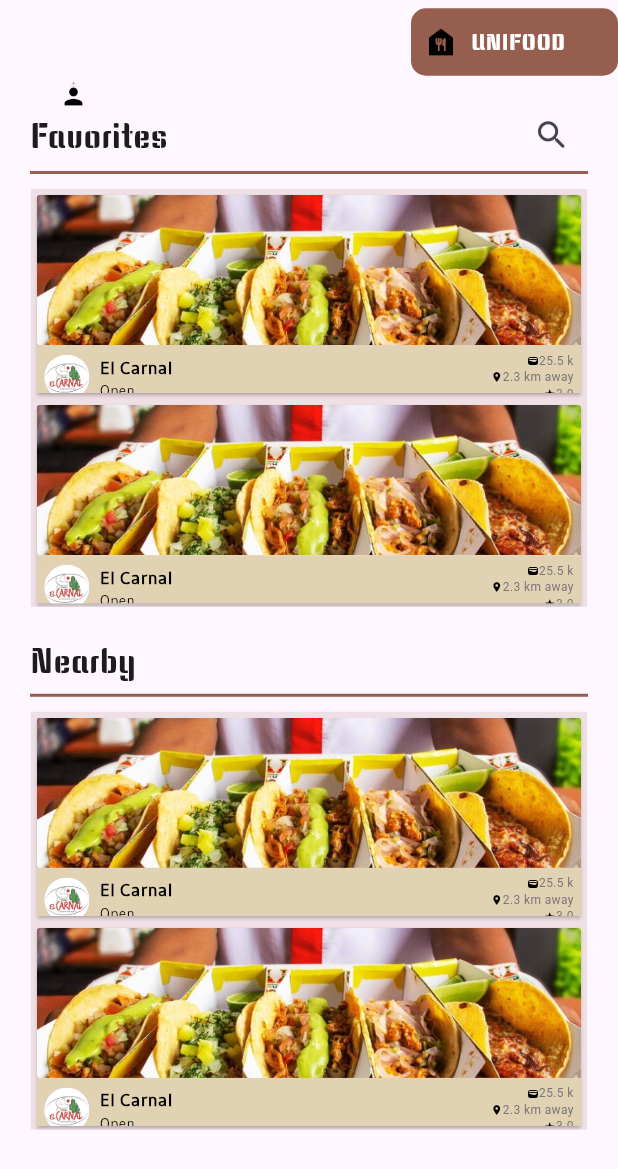
After one commit to ISIS3510-202401-Team31/Flutter, a Flutter app: the Restaurants screen opened directly, on a phone screen of 412 x 824 dp. The commit adds this screen. Shown: the top 1169 px of the screen. Run offline on Flutter 3.47's test engine with Material 3 defaults, Android fonts, the phone set to English and light mode, and no system bars; our stand-ins replace firebase_core; accounts and stored records are empty.

Commit message:
Restaurant dashboard view added

```diff
--- a/unifood/lib/features/auth/views/landing.dart
+++ b/unifood/lib/features/auth/views/landing.dart
@@ -21,12 +21,12 @@ class Landing extends StatelessWidget {
               const SizedBox(
                 height: 100,
               ),
-              Text(
+              const Text(
                 'UNIFOOD',
                 style: TextStyle(
                     fontFamily: 'KeaniaOne', fontSize: 50, color: Colors.white),
               ),
-              Text(
+              const Text(
                 'It´s all here',
                 style: TextStyle(
                     fontFamily: 'Katibeh', fontSize: 40, color: Colors.white),
--- a/unifood/lib/features/auth/views/login.dart
+++ b/unifood/lib/features/auth/views/login.dart
@@ -43,7 +43,7 @@ class Login extends StatelessWidget {
         ],
         flexibleSpace: Container(
           alignment: Alignment.centerLeft,
-          margin: const EdgeInsets.only(left: 16, top: 50),
+          margin: const EdgeInsets.only(left: 16, top: 55),
           child: CustomCircledButton(
             onPressed: () {
               Navigator.pushNamed(context, '/landing');
@@ -107,7 +107,7 @@ class Login extends StatelessWidget {
                   const SizedBox(height: 40),
                   CustomButton(
                     onPressed: () {
-                      Navigator.pushNamed(context, '/homepage');
+                      Navigator.pushNamed(context, '/restaurants');
                     },
                     text: 'Login',
                     width: 151,
--- a/unifood/lib/features/auth/views/signup.dart
+++ b/unifood/lib/features/auth/views/signup.dart
@@ -43,7 +43,7 @@ class Signup extends StatelessWidget {
         ],
         flexibleSpace: Container(
           alignment: Alignment.centerLeft,
-          margin: const EdgeInsets.only(left: 16, top: 50),
+          margin: const EdgeInsets.only(left: 16, top: 55),
           child: CustomCircledButton(
             onPressed: () {
               Navigator.pushNamed(context, '/landing');
--- /dev/null
+++ b/unifood/lib/features/restaurants/views/restaurants.dart
@@ -0,0 +1,177 @@
+import 'package:flutter/material.dart';
+import 'package:unifood/widgets/custom_circled_button.dart';
+import 'package:unifood/widgets/custom_restaurant.dart';
+
+class Restaurants extends StatelessWidget {
+  const Restaurants({super.key});
+
+  @override
+  Widget build(BuildContext context) {
+    double screenWidth = MediaQuery.of(context).size.width;
+    double screenHeight = MediaQuery.of(context).size.height;
+    final List<Map<String, dynamic>> restaurants = [
+      {
+        'imageUrl': 'assets/images/elcarnal_image.jpg',
+        'logoUrl': 'assets/images/elcarnal_logo.jpeg',
+        'name': 'El Carnal',
+        'isOpen': true,
+        'distance': 2.3,
+        'rating': 3.0,
+        'avgPrice': 25.500,
+      },
+      {
+        'imageUrl': 'assets/images/elcarnal_image.jpg',
+        'logoUrl': 'assets/images/elcarnal_logo.jpeg',
+        'name': 'El Carnal',
+        'isOpen': true,
+        'distance': 2.3,
+        'rating': 3.0,
+        'avgPrice': 25.500,
+      },
+      {
+        'imageUrl': 'assets/images/elcarnal_image.jpg',
+        'logoUrl': 'assets/images/elcarnal_logo.jpeg',
+        'name': 'El Carnal',
+        'isOpen': true,
+        'distance': 2.3,
+        'rating': 3.0,
+        'avgPrice': 25.500,
+      },
+    ];
+
+    return Scaffold(
+        appBar: AppBar(
+          automaticallyImplyLeading: false,
+          backgroundColor: Colors.transparent,
+          elevation: 0,
+          actions: [
+            Container(
+              margin: const EdgeInsets.only(right: 0),
+              child: Container(
+                padding: const EdgeInsets.only(left: 8),
+                height: 45,
+                width: 138,
+                decoration: BoxDecoration(
+                  borderRadius: BorderRadius.circular(10),
+                  color: const Color(0xFF965E4E),
+                ),
+                child: const Row(
+                  mainAxisAlignment: MainAxisAlignment.start,
+                  children: [
+                    Icon(Icons.food_bank, color: Colors.black),
+                    SizedBox(width: 8),
+                    Text(
+                      'UNIFOOD',
+                      style: TextStyle(
+                          color: Colors.white,
+                          fontFamily: 'KeaniaOne',
+                          fontSize: 15),
+                    ),
+                  ],
+                ),
+              ),
+            ),
+          ],
+          flexibleSpace: Container(
+            alignment: Alignment.centerLeft,
+            margin: const EdgeInsets.only(left: 16, top: 55),
+            child: CustomCircledButton(
+              onPressed: () {
+                Navigator.pushNamed(context, '/profile');
+              },
+              diameter: 36,
+              icon: const Icon(
+                Icons.person,
+                color: Colors.black,
+              ),
+              buttonColor: const Color(0xFF965E4E),
+            ),
+          ),
+        ),
+        body: Padding(
+          padding: const EdgeInsets.only(top: 10.0, left: 20, right: 20),
+          child: Column(
+            children: [
+              Row(
+                mainAxisAlignment: MainAxisAlignment.spaceBetween,
+                children: [
+                  const Text(
+                    'Favorites',
+                    style: TextStyle(fontFamily: 'KeaniaOne', fontSize: 22),
+                  ),
+                  IconButton(
+                      onPressed: () {
+                        Navigator.pushNamed(context, '/restaurant_search');
+                      },
+                      icon: const Icon(
+                        Icons.search_rounded,
+                        size: 25,
+                      ))
+                ],
+              ),
+              Container(
+                padding: const EdgeInsets.only(left: 50, right: 10),
+                height: 2,
+                color: const Color(0xFF965E4E),
+              ),
+              const SizedBox(height: 10),
+              Container(
+                color: const Color(0xFF965E4E).withOpacity(0.15),
+                height: screenHeight * 0.338,
+                child: SingleChildScrollView(
+                  child: Column(
+                    children: restaurants.map((restaurant) {
+                      return CustomRestaurant(
+                          imageUrl: restaurant['imageUrl'],
+                          logoUrl: restaurant['logoUrl'],
+                          name: restaurant['name'],
+                          isOpen: restaurant['isOpen'],
+                          distance: restaurant['distance'],
+                          rating: restaurant['rating'],
+                          avgPrice: restaurant['avgPrice']);
+                    }).toList(),
+                  ),
+                ),
+              ),
+              const SizedBox(height: 20),
+              const Row(
+                mainAxisAlignment: MainAxisAlignment.start,
+                children: [
+                  Padding(
+                    padding: EdgeInsets.only(bottom: 7),
+                    child: Text(
+                      'Nearby',
+                      style: TextStyle(fontFamily: 'KeaniaOne', fontSize: 22),
+                    ),
+                  ),
+                ],
+              ),
+              Container(
+                padding: const EdgeInsets.only(left: 50, right: 10),
+                height: 2,
+                color: const Color(0xFF965E4E),
+              ),
+              const SizedBox(height: 10),
+              Container(
+                height: screenHeight * 0.338,
+                color: const Color(0xFF965E4E).withOpacity(0.15),
+                child: SingleChildScrollView(
+                  child: Column(
+                    children: restaurants.map((restaurant) {
+                      return CustomRestaurant(
+                          imageUrl: restaurant['imageUrl'],
+                          logoUrl: restaurant['logoUrl'],
+                          name: restaurant['name'],
+                          isOpen: restaurant['isOpen'],
+                          distance: restaurant['distance'],
+                          rating: restaurant['rating'],
+                          avgPrice: restaurant['avgPrice']);
+                    }).toList(),
+                  ),
+                ),
+              ),
+            ],
+          ),
+        ));
+  }
+}
--- a/unifood/lib/features/restaurants_filtered/views/search_view.dart
+++ b/unifood/lib/features/restaurants_filtered/views/search_view.dart
@@ -36,7 +36,7 @@ class _SearchViewState extends State<SearchView> {
         searchController: _searchController,
         onSearchChanged: _performSearch,
         onBackButtonPressed: () {
-          Navigator.pushNamed(context, '/landing');
+          Navigator.pushNamed(context, '/restaurants');
         },
       ),
       body: Padding(
@@ -86,7 +86,7 @@ class _SearchViewState extends State<SearchView> {
       itemBuilder: (context, index) {
         return RestaurantCard(
           name: restaurantsToShow[index],
-          logo: 'assets/images/restaurant_logo1.jpg',
+          logo: 'assets/images/.jpg',
           state: 'Abierto',
         );
       },
--- a/unifood/lib/features/restaurants_filtered/widgets/restaurant_card.dart
+++ b/unifood/lib/features/restaurants_filtered/widgets/restaurant_card.dart
@@ -36,7 +36,7 @@ class RestaurantCard extends StatelessWidget {
                   ),
                   child: const CircleAvatar(
                     radius: 30,
-                    backgroundImage: AssetImage('assets/elcarnal_logo.jpeg'),
+                    backgroundImage: AssetImage('assets/images/elcarnal_logo.jpeg'),
                   ),
                 ),
                 const SizedBox(width: 20),
--- a/unifood/lib/features/restaurants_filtered/widgets/restaurant_logo.dart
+++ b/unifood/lib/features/restaurants_filtered/widgets/restaurant_logo.dart
@@ -24,7 +24,7 @@ class RestaurantLogo extends StatelessWidget {
           ),
           child: const CircleAvatar(
             radius: 30,
-            backgroundImage: AssetImage('assets/elcarnal_logo.jpeg'),
+            backgroundImage: AssetImage('assets/images/elcarnal_logo.jpeg'),
           ),
         );
   }
--- a/unifood/lib/routes.dart
+++ b/unifood/lib/routes.dart
@@ -4,6 +4,7 @@ import 'package:unifood/features/auth/views/login.dart';
 import 'package:unifood/features/auth/views/signup.dart';
 import 'package:unifood/features/profile/views/profile.dart';
 import 'package:unifood/features/restaurant_detail/views/restaurant_detail.dart';
+import 'package:unifood/features/restaurants/views/restaurants.dart';
 import 'package:unifood/features/restaurants_filtered/views/search_view.dart';
 import 'package:unifood/features/preferences/views/preferences.dart';
 
@@ -24,6 +25,8 @@ class Routes {
         return MaterialPageRoute(builder: (_) => const SearchView());
       case '/preferences': // Define la ruta para las preferencias del usuario
         return MaterialPageRoute(builder: (_) => const Preferences());
+      case '/restaurants': // Define la ruta para los restaurantes
+        return MaterialPageRoute(builder: (_) => const Restaurants());
       default:
         return MaterialPageRoute(builder: (_) => const Landing());
     }
--- a/unifood/lib/widgets/custom_circled_button.dart
+++ b/unifood/lib/widgets/custom_circled_button.dart
@@ -7,7 +7,8 @@ class CustomCircledButton extends StatelessWidget {
   final Color buttonColor;
 
   const CustomCircledButton(
-      {super.key, required this.onPressed,
+      {super.key,
+      required this.onPressed,
       required this.diameter,
       required this.icon,
       required this.buttonColor});
--- a/unifood/lib/widgets/custom_restaurant.dart
+++ b/unifood/lib/widgets/custom_restaurant.dart
@@ -9,25 +9,31 @@ class CustomRestaurant extends StatelessWidget {
   final double rating;
   final double avgPrice;
 
-  const CustomRestaurant(
-      {super.key, required this.imageUrl,
-      required this.logoUrl,
-      required this.name,
-      required this.isOpen,
-      required this.distance,
-      required this.rating,
-      required this.avgPrice});
+  const CustomRestaurant({
+    super.key,
+    required this.imageUrl,
+    required this.logoUrl,
+    required this.name,
+    required this.isOpen,
+    required this.distance,
+    required this.rating,
+    required this.avgPrice,
+  });
 
   @override
   Widget build(BuildContext context) {
+    // Obtenemos el ancho de la pantalla con MediaQuery
+    double screenWidth = MediaQuery.of(context).size.width;
+    double screenHeight = MediaQuery.of(context).size.height;
+
     return InkWell(
       onTap: () {
-        //Lógica para cuando se presione
+        Navigator.pushNamed(context, '/restaurant_detail');
         print('Card presionado!');
       },
       child: SizedBox(
-        width: 335,
-        height: 155,
+        width: screenWidth * 0.9,
+        height: screenHeight * 0.17,
         child: Card(
           clipBehavior: Clip.antiAlias,
           shape: RoundedRectangleBorder(
@@ -44,9 +50,6 @@ class CustomRestaurant extends StatelessWidget {
                     height: 100.0,
                     fit: BoxFit.cover,
                   ),
-                  Container(
-                    height: 100,
-                  ),
                 ],
               ),
               Container(
@@ -60,7 +63,7 @@ class CustomRestaurant extends StatelessWidget {
                         children: [
                           CircleAvatar(
                             radius: 15,
-                            backgroundImage: NetworkImage(logoUrl),
+                            backgroundImage: AssetImage(logoUrl),
                           ),
                           const SizedBox(width: 7),
                           Column(
@@ -144,21 +147,6 @@ class CustomRestaurant extends StatelessWidget {
                   ),
                 ),
               ),
-              // Agrega un Container para la sombra en la parte inferior
-              Container(
-                height: 4, // Altura de la sombra
-                decoration: BoxDecoration(
-                  gradient: LinearGradient(
-                    begin: Alignment.topCenter,
-                    end: Alignment.bottomCenter,
-                    colors: [
-                      Colors.black.withOpacity(0.2),
-                      Colors.black.withOpacity(0.1),
-                      Colors.black.withOpacity(0.05),
-                    ],
-                  ),
-                ),
-              ),
             ],
           ),
         ),
--- a/unifood/lib/widgets/custom_textformfield.dart
+++ b/unifood/lib/widgets/custom_textformfield.dart
@@ -23,7 +23,7 @@ class CustomTextFormField extends StatelessWidget {
           labelText: labelText,
           hintText: hintText,
           prefixIcon: icon,
-          border: UnderlineInputBorder(), // Usa UnderlineInputBorder aquí
+          border: const UnderlineInputBorder(), // Usa UnderlineInputBorder aquí
           focusedBorder: UnderlineInputBorder(
             borderSide: BorderSide(color: Theme.of(context).primaryColor),
           ),
```
Also changed, not shown: unifood/lib/features/preferences/views/preferences.dart (+4 -6 lines), unifood/lib/features/profile/views/profile.dart (+10 -6 lines), unifood/lib/features/restaurant_detail/widgets/menu_grid.dart (+5 -5 lines), unifood/lib/features/restaurant_detail/widgets/review_list.dart (+5 -6 lines).
